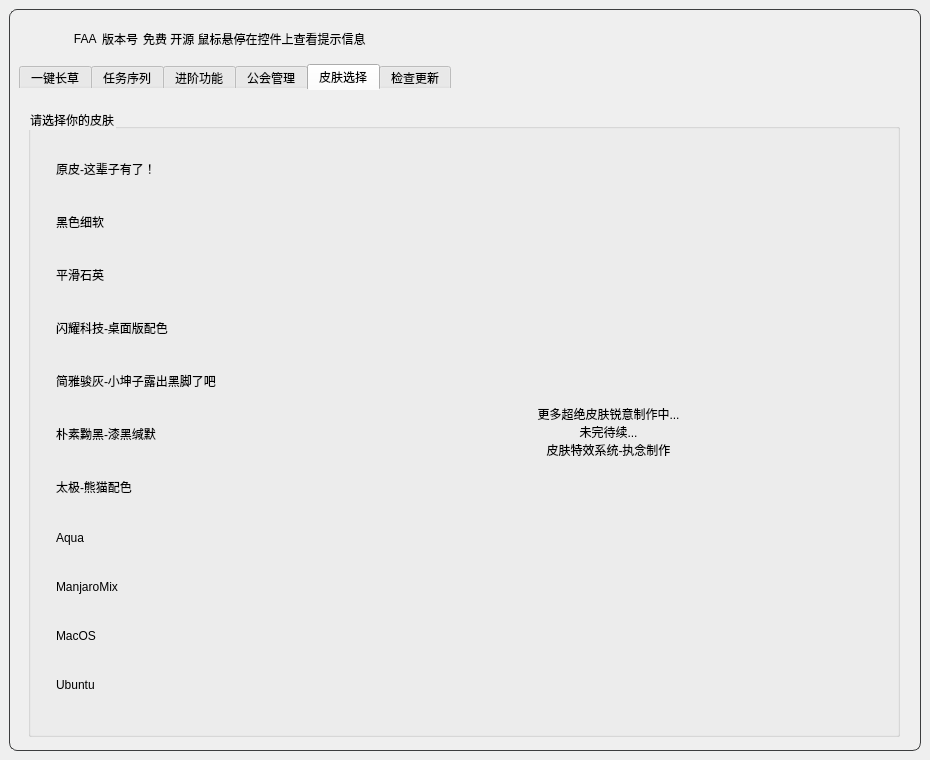
The window that resource/ui/FAA_3.0.ui (StareAbyss/FoodsVsMiceAutoAssistant) describes before a commit, drawn with Qt 5.
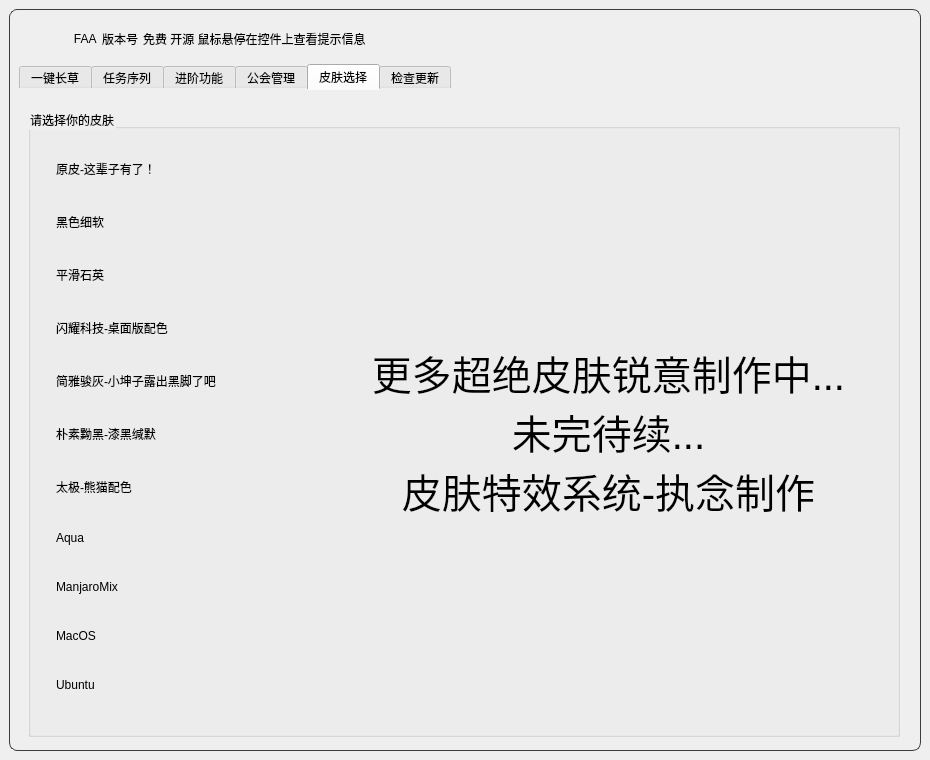
The same window after the commit. The open tabs and pages were chosen to show the change. Icons and pictures are not drawn. Custom widgets are drawn as their Qt base class.

Patch:
```diff
--- a/resource/ui/FAA_3.0.ui
+++ b/resource/ui/FAA_3.0.ui
@@ -7199,7 +7199,7 @@
                  <item>
                   <widget class="QLabel" name="SkinWidget_Label">
                    <property name="styleSheet">
-                    <string notr="true">font: 30pt &quot;ShouShuti&quot;;</string>
+                    <string notr="true">font-size: 30pt;</string>
                    </property>
                    <property name="text">
                     <string>更多超绝皮肤锐意制作中...
```
